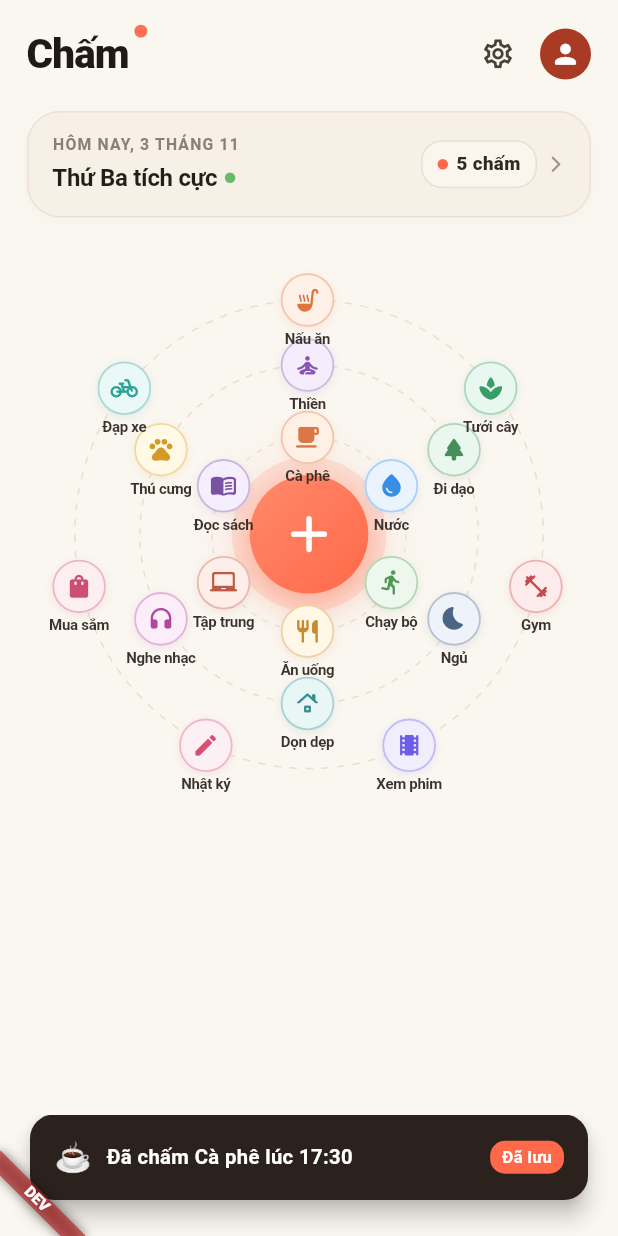
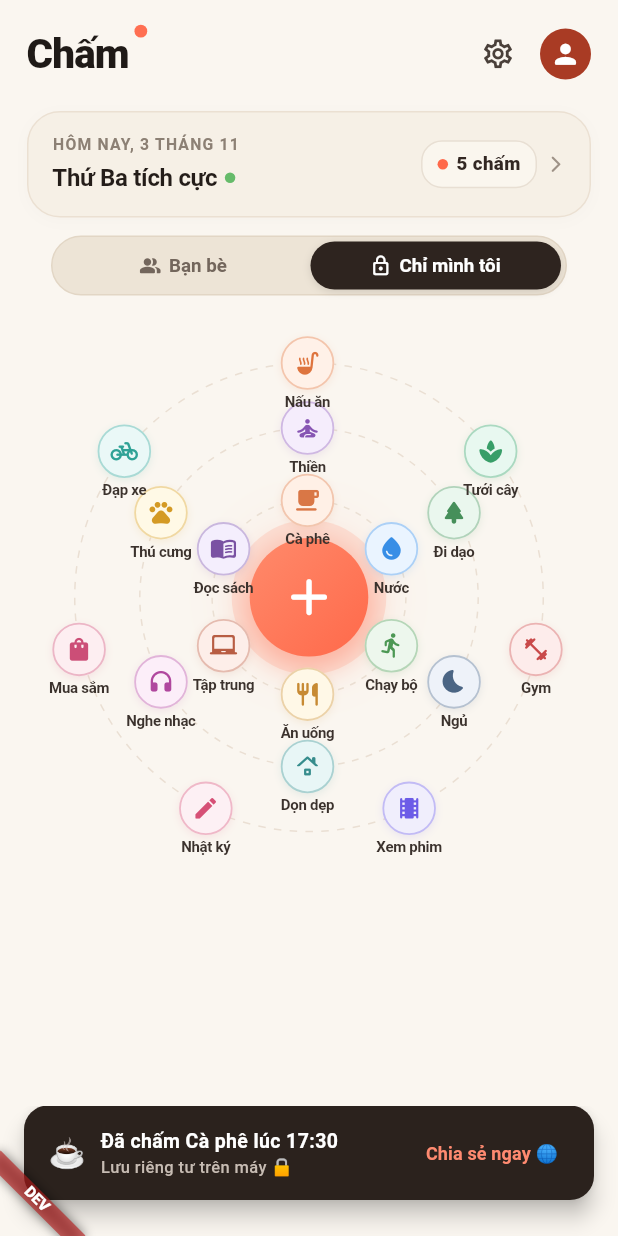
Before and after one commit to PRM393GROUP3/Cham-ActivityLogWithPeople, a Flutter app: the ActivityDialPage screen opened by its route, after a tap on "Cà phê", on a phone screen of 412 x 824 dp. Run offline on Flutter 3.47's test engine with Material 3 defaults, Android fonts, the phone set to English and light mode, and no system bars; our stand-ins replace dio, flutter_riverpod, image_picker, qr_flutter, shared_preferences, web; missing offline and left inert: dart:js_interop, gal, mobile_scanner, zxing2; accounts and stored records are empty.

Commit message:
feat: implement audience selection for sharing visibility in activity logs

```diff
--- a/mobile/lib/features/activity_dial/domain/activity_event_type.dart
+++ b/mobile/lib/features/activity_dial/domain/activity_event_type.dart
@@ -14,6 +14,7 @@
     required this.orbit,
     required this.angleDegree,
     this.isCustom = false,
+    this.defaultPublic = false,
   });
 
   /// Loại sự kiện người dùng tự tạo trong Cài đặt: hiển thị bằng emoji.
@@ -21,6 +22,7 @@
     required this.id,
     required this.name,
     required this.emoji,
+    this.defaultPublic = false,
   }) : icon = null,
        bgColor = const Color(0xFFFFF4EC),
        accentColor = const Color(0xFFB53216),
@@ -46,8 +48,17 @@
 
   final bool isCustom;
 
+  /// Chế độ chia sẻ mặc định (SOC-03): true = tự động chia sẻ lên Feed bạn bè khi chấm.
+  final bool defaultPublic;
+
   /// Đổi emoji thì bỏ icon Material (không còn khớp), hiển thị emoji mới.
-  ActivityEventType copyWith({String? name, String? emoji, int? orbit, double? angleDegree}) {
+  ActivityEventType copyWith({
+    String? name,
+    String? emoji,
+    int? orbit,
+    double? angleDegree,
+    bool? defaultPublic,
+  }) {
     final emojiChanged = emoji != null && emoji != this.emoji;
     return ActivityEventType(
       id: id,
@@ -59,20 +70,38 @@
       orbit: orbit ?? this.orbit,
       angleDegree: angleDegree ?? this.angleDegree,
       isCustom: isCustom,
+      defaultPublic: defaultPublic ?? this.defaultPublic,
     );
   }
 
-  /// Chỉ lưu id, tên, emoji; icon và màu của loại mặc định được lấy lại theo id.
-  Map<String, dynamic> toJson() => {'id': id, 'name': name, 'emoji': emoji};
+  /// Chỉ lưu id, tên, emoji, và tùy chọn chia sẻ mặc định.
+  Map<String, dynamic> toJson() => {
+    'id': id,
+    'name': name,
+    'emoji': emoji,
+    'defaultPublic': defaultPublic,
+  };
 
   factory ActivityEventType.fromJson(Map<String, dynamic> json) {
     final id = json['id'] as String;
     final name = json['name'] as String;
     final emoji = json['emoji'] as String;
+    final defaultPublic = json['defaultPublic'] as bool? ?? false;
     for (final d in defaultTypes) {
-      if (d.id == id) return d.copyWith(name: name, emoji: emoji);
+      if (d.id == id) {
+        return d.copyWith(
+          name: name,
+          emoji: emoji,
+          defaultPublic: defaultPublic,
+        );
+      }
     }
-    return ActivityEventType.custom(id: id, name: name, emoji: emoji);
+    return ActivityEventType.custom(
+      id: id,
+      name: name,
+      emoji: emoji,
+      defaultPublic: defaultPublic,
+    );
   }
 
   /// 19 Loại sự kiện chuẩn theo bản thiết kế "Wear OS Dial"
--- a/mobile/lib/features/activity_dial/presentation/activity_dial_controller.dart
+++ b/mobile/lib/features/activity_dial/presentation/activity_dial_controller.dart
@@ -1,5 +1,6 @@
 import 'package:flutter/widgets.dart' show StringCharacters;
 import 'package:flutter_riverpod/flutter_riverpod.dart';
+import 'package:shared_preferences/shared_preferences.dart';
 
 import '../../../core/network/api_exception.dart';
 import '../../../core/time/vn_time.dart';
@@ -22,6 +23,7 @@
     required this.eventTypes,
     required this.isLoading,
     this.lastTappedType,
+    this.audienceMode = ShareVisibility.private,
   });
 
   final List<ActivityLog> logs;
@@ -30,6 +32,11 @@
   final List<ActivityEventType> eventTypes;
   final bool isLoading;
   final ActivityEventType? lastTappedType;
+
+  /// Chế độ đối tượng chia sẻ Locket-style (SOC-03):
+  /// [ShareVisibility.public] = Bạn bè (tự động chia sẻ lên feed)
+  /// [ShareVisibility.private] = Chỉ mình tôi (lưu offline máy)
+  final ShareVisibility audienceMode;
 
   /// Mọi loại sự kiện, đã được gán vòng và góc trên vòng Dial theo thứ tự.
   List<ActivityEventType> get dialTypes => layoutDial(eventTypes);
@@ -49,12 +56,14 @@
     List<ActivityEventType>? eventTypes,
     bool? isLoading,
     ActivityEventType? lastTappedType,
+    ShareVisibility? audienceMode,
   }) {
     return ActivityDialState(
       logs: logs ?? this.logs,
       eventTypes: eventTypes ?? this.eventTypes,
       isLoading: isLoading ?? this.isLoading,
       lastTappedType: lastTappedType ?? this.lastTappedType,
+      audienceMode: audienceMode ?? this.audienceMode,
     );
   }
 }
@@ -95,9 +104,29 @@
     }
   }
 
+  static const _audiencePrefKey = 'cham_audience_mode';
+
+  /// Đổi chế độ chia sẻ Locket-style và ghi nhớ lựa chọn (Sticky Preference, SOC-03).
+  Future<void> setAudienceMode(ShareVisibility mode) async {
+    if (state.audienceMode == mode) return;
+    state = state.copyWith(audienceMode: mode);
+    final prefs = await SharedPreferences.getInstance();
+    await prefs.setString(
+      _audiencePrefKey,
+      mode == ShareVisibility.private ? 'private' : 'public',
+    );
+  }
+
   Future<void> _init() async {
+    final prefs = await SharedPreferences.getInstance();
+    final savedMode = prefs.getString(_audiencePrefKey);
+    final audienceMode = savedMode == 'public'
+        ? ShareVisibility.public
+        : ShareVisibility.private;
+
     state = state.copyWith(
       eventTypes: await ref.read(eventTypeStorageProvider).load(),
+      audienceMode: audienceMode,
     );
 
     final storedLogs = await _storage.loadLogs();
@@ -158,14 +187,17 @@
   }
 
   /// Ghi nhận 1-chạm tức thì với thời điểm hiện tại (LOG-03, BR-01, DAT-01).
-  /// Không mở form, không hỏi thêm. Bản ghi luôn bắt đầu ở chế độ Private (SOC-03).
+  /// Không mở form, không hỏi thêm. Tự động áp dụng chế độ chia sẻ đang chọn (SOC-03).
   Future<ActivityLog> quickLog(ActivityEventType type) async {
+    final isPublic = state.audienceMode == ShareVisibility.public;
     final newLog = ActivityLog(
       id: uuidV4(),
       eventTypeId: type.id,
       name: type.name,
       emoji: type.emoji,
       occurredAt: DateTime.now(),
+      visibility: isPublic ? ShareVisibility.public : ShareVisibility.private,
+      syncStatus: isPublic ? ShareSyncStatus.pending : ShareSyncStatus.synced,
     );
 
     // Lưu vào Local Storage (BR-02)
@@ -173,6 +205,19 @@
     state = state.copyWith(logs: updatedLogs, lastTappedType: type);
 
     await _storage.saveLogs(updatedLogs);
+
+    if (isPublic) {
+      await _outbox.put(
+        ShareOp.publish(
+          recordId: newLog.id,
+          emoji: newLog.emoji,
+          name: newLog.name,
+          occurredAt: newLog.occurredAt,
+        ),
+      );
+      await syncShares();
+    }
+
     return newLog;
   }
 
--- a/mobile/lib/features/activity_dial/presentation/pages/activity_dial_page.dart
+++ b/mobile/lib/features/activity_dial/presentation/pages/activity_dial_page.dart
@@ -5,12 +5,13 @@
 import '../activity_dial_controller.dart';
 import '../../../account/presentation/account_controller.dart';
 import '../../../account/presentation/widgets/user_avatar.dart';
-import '../../domain/activity_event_type.dart';
 import '../widgets/add_activity_dialog.dart';
 import '../widgets/orbital_dial_widget.dart';
 import '../widgets/today_logs_sheet.dart';
 import '../widgets/today_summary_card.dart';
 import '../widgets/user_profile_sheet.dart';
+import '../../domain/activity_log.dart';
+import '../widgets/audience_selector_bar.dart';
 
 /// Màn hình chính "Chấm — Màn hình chính (Wear OS Dial)"
 /// Chuẩn xác 100% theo bản thiết kế mẫu và yêu cầu SRS (LOG-01 → 05, DAT-01).
@@ -27,42 +28,69 @@
   final VoidCallback? onNavigateToAnalytics;
   final VoidCallback? onNavigateToHistory;
 
-  void _showFeedbackToast(BuildContext context, ActivityEventType type) {
+  void _showFeedbackToast(BuildContext context, WidgetRef ref, ActivityLog log) {
+    final controller = ref.read(activityDialControllerProvider.notifier);
+    final isPublic = log.isPublic;
     ScaffoldMessenger.of(context).clearSnackBars();
     ScaffoldMessenger.of(context).showSnackBar(
       SnackBar(
         behavior: SnackBarBehavior.floating,
-        margin: const EdgeInsets.fromLTRB(20, 0, 20, 24),
+        margin: const EdgeInsets.fromLTRB(16, 0, 16, 24),
         backgroundColor: const Color(0xFF2B221D),
         elevation: 6,
         shape: RoundedRectangleBorder(borderRadius: BorderRadius.circular(16)),
-        duration: const Duration(seconds: 2),
+        duration: const Duration(seconds: 3),
         content: Row(
           children: [
-            Text(type.emoji, style: const TextStyle(fontSize: 20)),
+            Text(log.emoji, style: const TextStyle(fontSize: 20)),
             const SizedBox(width: 10),
             Expanded(
-              child: Text(
-                'Đã chấm ${type.name} lúc ${VnTime.hm(DateTime.now())}',
-                style: const TextStyle(
-                  color: Colors.white,
-                  fontWeight: FontWeight.w700,
-                  fontSize: 13.5,
-                ),
+              child: Column(
+                mainAxisSize: MainAxisSize.min,
+                crossAxisAlignment: CrossAxisAlignment.start,
+                children: [
+                  Text(
+                    'Đã chấm ${log.name} lúc ${VnTime.hm(log.occurredAt)}',
+                    style: const TextStyle(
+                      color: Colors.white,
+                      fontWeight: FontWeight.w700,
+                      fontSize: 13,
+                    ),
+                  ),
+                  Text(
+                    isPublic ? 'Đã chia sẻ cho bạn bè 🌐' : 'Lưu riêng tư trên máy 🔒',
+                    style: TextStyle(
+                      color: isPublic
+                          ? const Color(0xFFFF8A70)
+                          : const Color(0xFFC7BCB3),
+                      fontSize: 11,
+                      fontWeight: FontWeight.w500,
+                    ),
+                  ),
+                ],
               ),
             ),
-            Container(
-              padding: const EdgeInsets.symmetric(horizontal: 8, vertical: 3),
-              decoration: BoxDecoration(
-                color: const Color(0xFFFF694A),
-                borderRadius: BorderRadius.circular(10),
+            TextButton(
+              style: TextButton.styleFrom(
+                foregroundColor: isPublic
+                    ? const Color(0xFFFFC0B2)
+                    : const Color(0xFFFF8A70),
+                padding: const EdgeInsets.symmetric(horizontal: 8, vertical: 4),
+                minimumSize: Size.zero,
+                tapTargetSize: MaterialTapTargetSize.shrinkWrap,
               ),
-              child: const Text(
-                'Đã lưu',
-                style: TextStyle(
-                  color: Colors.white,
-                  fontSize: 11,
-                  fontWeight: FontWeight.w700,
+              onPressed: () {
+                ScaffoldMessenger.of(context).hideCurrentSnackBar();
+                controller.setVisibility(
+                  log.id,
+                  isPublic ? ShareVisibility.private : ShareVisibility.public,
+                );
+              },
+              child: Text(
+                isPublic ? 'Giữ riêng tư' : 'Chia sẻ ngay 🌐',
+                style: const TextStyle(
+                  fontSize: 12,
+                  fontWeight: FontWeight.bold,
                 ),
               ),
             ),
@@ -291,7 +319,15 @@
                           onTap: () => _openTodayLogsSheet(context),
                         ),
 
-                        const SizedBox(height: 20),
+                        const SizedBox(height: 12),
+
+                        // --- LOCKET AUDIENCE BAR: Bạn bè ⟷ Chỉ mình tôi (SOC-03) ---
+                        AudienceSelectorBar(
+                          selectedMode: state.audienceMode,
+                          onChanged: controller.setAudienceMode,
+                        ),
+
+                        const SizedBox(height: 10),
 
                         // --- 3. RADIAL ORBITAL DIAL (Wear OS Dial) ---
                         // Thu nhỏ vừa phần còn lại của màn hình thay vì cuộn.
@@ -305,9 +341,9 @@
                                 child: OrbitalDialWidget(
                                   eventTypes: state.dialTypes,
                                   onTapNode: (type) async {
-                                    await controller.quickLog(type);
+                                    final log = await controller.quickLog(type);
                                     if (context.mounted) {
-                                      _showFeedbackToast(context, type);
+                                      _showFeedbackToast(context, ref, log);
                                     }
                                   },
                                   onTapCenter: () =>
--- /dev/null
+++ b/mobile/lib/features/activity_dial/presentation/widgets/audience_selector_bar.dart
@@ -0,0 +1,147 @@
+import 'package:flutter/material.dart';
+import 'package:flutter/services.dart';
+import '../../domain/activity_log.dart';
+
+/// Thanh chọn đối tượng chia sẻ theo phong cách Locket Widget (SOC-03):
+/// Cho phép người dùng chuyển nhanh giữa:
+/// - [ShareVisibility.public]: "👥 Bạn bè" (Tự động chia sẻ lên Feed)
+/// - [ShareVisibility.private]: "🔒 Chỉ mình tôi" (Lưu riêng tư trên máy)
+/// Lựa chọn được tự động lưu lại cho các lần chấm tiếp theo (Sticky preference).
+class AudienceSelectorBar extends StatelessWidget {
+  const AudienceSelectorBar({
+    super.key,
+    required this.selectedMode,
+    required this.onChanged,
+  });
+
+  final ShareVisibility selectedMode;
+  final ValueChanged<ShareVisibility> onChanged;
+
+  bool get _isPublic => selectedMode == ShareVisibility.public;
+
+  @override
+  Widget build(BuildContext context) {
+    return Container(
+      height: 40,
+      margin: const EdgeInsets.symmetric(horizontal: 16),
+      padding: const EdgeInsets.all(3),
+      decoration: BoxDecoration(
+        color: const Color(0xFFEDE4D6),
+        borderRadius: BorderRadius.circular(22),
+        border: Border.all(color: const Color(0xFFE2D6C5)),
+      ),
+      child: LayoutBuilder(
+        builder: (context, constraints) {
+          final tabWidth = (constraints.maxWidth - 2) / 2;
+          return Stack(
+            children: [
+              // Sliding Animated Pill Indicator
+              AnimatedAlign(
+                duration: const Duration(milliseconds: 220),
+                curve: Curves.easeInOutCubic,
+                alignment: _isPublic ? Alignment.centerLeft : Alignment.centerRight,
+                child: Container(
+                  width: tabWidth,
+                  height: double.infinity,
+                  decoration: BoxDecoration(
+                    color: _isPublic
+                        ? const Color(0xFFB53216) // Coral Red ấm áp của Chăm
+                        : const Color(0xFF2E241F), // Espresso sẫm riêng tư
+                    borderRadius: BorderRadius.circular(19),
+                    boxShadow: const [
+                      BoxShadow(
+                        color: Color(0x1E000000),
+                        blurRadius: 4,
+                        offset: Offset(0, 1.5),
+                      ),
+                    ],
+                  ),
+                ),
+              ),
+
+              // Hai nút bấm chọn đối tượng
+              Row(
+                children: [
+                  Expanded(
+                    child: _AudienceTabItem(
+                      icon: Icons.people_alt_rounded,
+                      label: 'Bạn bè',
+                      isSelected: _isPublic,
+                      selectedColor: Colors.white,
+                      unselectedColor: const Color(0xFF73665C),
+                      onTap: () {
+                        HapticFeedback.selectionClick();
+                        onChanged(ShareVisibility.public);
+                      },
+                    ),
+                  ),
+                  Expanded(
+                    child: _AudienceTabItem(
+                      icon: Icons.lock_outline_rounded,
+                      label: 'Chỉ mình tôi',
+                      isSelected: !_isPublic,
+                      selectedColor: Colors.white,
+                      unselectedColor: const Color(0xFF73665C),
+                      onTap: () {
+                        HapticFeedback.selectionClick();
+                        onChanged(ShareVisibility.private);
+                      },
+                    ),
+                  ),
+                ],
+              ),
+            ],
+          );
+        },
+      ),
+    );
+  }
+}
+
+class _AudienceTabItem extends StatelessWidget {
+  const _AudienceTabItem({
+    required this.icon,
+    required this.label,
+    required this.isSelected,
+    required this.selectedColor,
+    required this.unselectedColor,
+    required this.onTap,
+  });
+
+  final IconData icon;
+  final String label;
+  final bool isSelected;
+  final Color selectedColor;
+  final Color unselectedColor;
+  final VoidCallback onTap;
+
+  @override
+  Widget build(BuildContext context) {
+    return GestureDetector(
+      behavior: HitTestBehavior.opaque,
+      onTap: onTap,
+      child: Center(
+        child: AnimatedDefaultTextStyle(
+          duration: const Duration(milliseconds: 180),
+          style: TextStyle(
+            fontSize: 12.5,
+            fontWeight: isSelected ? FontWeight.w700 : FontWeight.w600,
+            color: isSelected ? selectedColor : unselectedColor,
+          ),
+          child: Row(
+            mainAxisSize: MainAxisSize.min,
+            children: [
+              Icon(
+                icon,
+                size: 15,
+                color: isSelected ? selectedColor : unselectedColor,
+              ),
+              const SizedBox(width: 5),
+              Text(label),
+            ],
+          ),
+        ),
+      ),
+    );
+  }
+}
```
Also changed, not shown: 2 other files.
